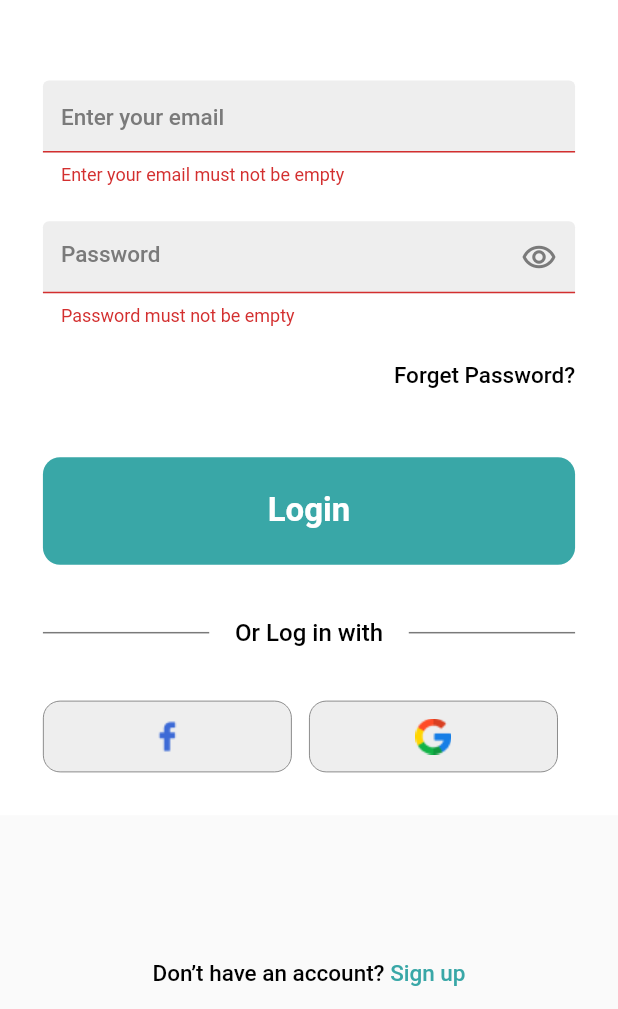
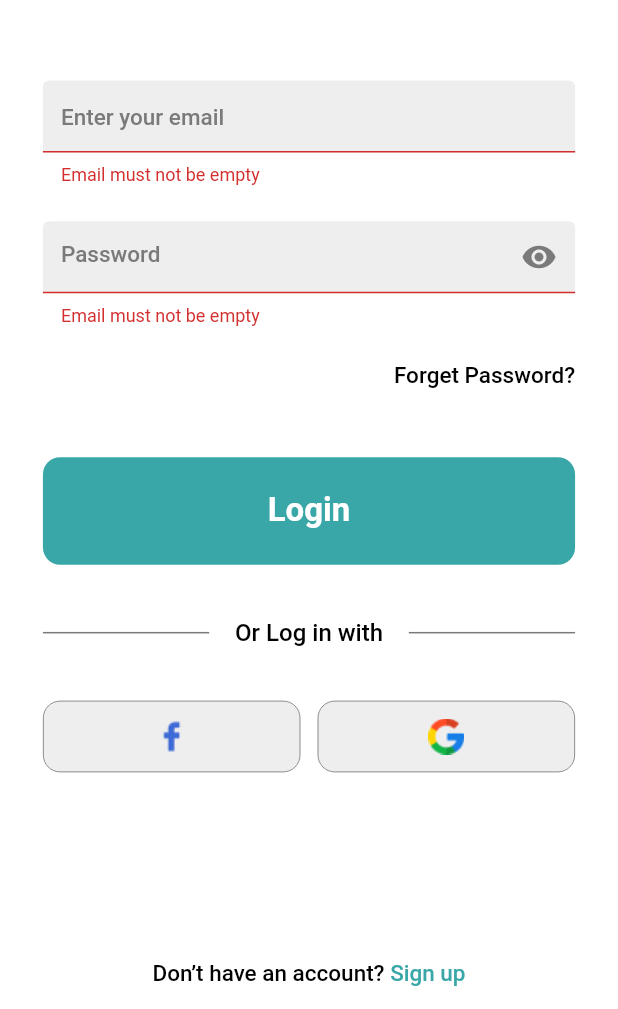
Before and after one commit to Euphoria-Team-Nutri-Mind-App-Website/NutriMind_Flutter, a Flutter app: the PatientLoginScreen screen opened by its route, after a tap on "Login", on a phone screen of 412 x 824 dp, the part 227-1236 px from its top. Run offline on Flutter 3.47's test engine with Material 2 defaults, Android fonts, the light colour scheme and no system bars; our stand-ins replace animated_splash_screen, bloc, card_swiper, dropdown_button2, flutter_bloc, flutter_rating_bar and 5 more; missing offline and left inert: custom_clippers, flutter_verification_code; accounts and stored records are empty; Roboto replaces fonts that are missing (Poppins).

Commit message:
login updates

```diff
--- a/lib/modules/ui/Patient_screens/patient_auth_screens/patient_login_screen.dart
+++ b/lib/modules/ui/Patient_screens/patient_auth_screens/patient_login_screen.dart
@@ -7,7 +7,6 @@ import '../../../../shared/widgets/default_items.dart';
 import '../../../../shared/widgets/screens_widgets.dart';
 import '../../../blocs/auth_cubit/auth_cubit.dart';
 
-//email: rana5@gmail.com  , password: 987654321
 class PatientLoginScreen extends StatefulWidget {
   const PatientLoginScreen({Key? key}) : super(key: key);
 
@@ -18,28 +17,35 @@ class PatientLoginScreen extends StatefulWidget {
 class _PatientLoginScreenState extends State<PatientLoginScreen> {
   final emailController = TextEditingController();
   final passwordController = TextEditingController();
-  final formKey =GlobalKey<FormState>();
+  final formKey = GlobalKey<FormState>();
+  bool obscureText = false;
 
   @override
   Widget build(BuildContext context) {
     return Scaffold(
-      appBar: MyAppBar(backPage: 'ContinueScreen',),
+      appBar: MyAppBar(
+        backPage: 'ContinueScreen',
+      ),
       body: SingleChildScrollView(
         child: BlocConsumer<AuthCubit, AuthState>(
-          listener: (context ,state){
+          listener: (context, state) {
             if (state is LoginSuccessState) {
               Navigator.pushNamed(context, 'PatientNavBarScreen');
             } else if (state is LoginFailedState) {
-              ScaffoldMessenger.of(context).showSnackBar(SnackBar(content:
-              Container(
-                alignment: Alignment.center,
-                height: 50,
-                child: Text(state.message),
-              )
-              ));
+              showDialog(
+                context: context,
+                builder: (context) => AlertDialog(
+                  content: Text(
+                    state.message,
+                    style:
+                        AppTextStyle().greyText.copyWith(color: MyColors.white),
+                  ),
+                  backgroundColor: MyColors.darkBlue,
+                ),
+              );
             }
           },
-          builder: (context, state){
+          builder: (context, state) {
             return Container(
               padding: EdgeInsets.all(25.sp),
               color: MyColors.white,
@@ -51,7 +57,9 @@ class _PatientLoginScreenState extends State<PatientLoginScreen> {
                   children: [
                     Text(
                       "Welcome To",
-                      style:AppTextStyle().textInAppBar.copyWith(fontWeight:FontWeight.w500),
+                      style: AppTextStyle()
+                          .textInAppBar
+                          .copyWith(fontWeight: FontWeight.w500),
                     ),
                     SizedBox(
                       height: 7.h,
@@ -70,7 +78,15 @@ class _PatientLoginScreenState extends State<PatientLoginScreen> {
                         hintText: 'Enter your email',
                         obscureText: false,
                         textType: TextInputType.emailAddress,
-                    ),
+                        validator: (val) {
+                          if (val.isEmpty) {
+                            return "Email must not be empty";
+                          } else if (!val.contains("@") || !val.contains(".")) {
+                            return "Enter a valid email";
+                          } else {
+                            return null;
+                          }
+                        }),
                     SizedBox(
                       height: 20.h,
                     ),
@@ -78,9 +94,21 @@ class _PatientLoginScreenState extends State<PatientLoginScreen> {
                       controller: passwordController,
                       textType: TextInputType.number,
                       hintText: 'Password',
-                      obscureText: false,
-                      suffixIcon:
-                      const Icon(Icons.remove_red_eye_outlined, color: MyColors.grey),
+                      obscureText: obscureText,
+                      suffixIcon: IconButton(
+                        icon: Icon(obscureText ? Icons.visibility_off : Icons.visibility),
+                        color: MyColors.grey,
+                        onPressed: () {setState(() {obscureText = !obscureText;});},
+                      ),
+                      validator: (val) {
+                          if (val.isEmpty) {
+                            return "Email must not be empty";
+                          } else if (val.length < 7) {
+                            return "Password must be more than 6 numbers";
+                          } else {
+                            return null;
+                          }
+                        }
                         ),
                     SizedBox(
                       height: 20.h,
@@ -89,12 +117,12 @@ class _PatientLoginScreenState extends State<PatientLoginScreen> {
                       mainAxisAlignment: MainAxisAlignment.end,
                       children: [
                         InkWell(
-                          onTap: () =>
-                            Navigator.pushNamed(context,'PatientForgetPassword'),
-                          child: Text(
-                              "Forget Password?",
-                              style: AppTextStyle().greyText.copyWith(color: MyColors.black)
-                          ),
+                          onTap: () => Navigator.pushNamed(
+                              context, 'PatientForgetPassword'),
+                          child: Text("Forget Password?",
+                              style: AppTextStyle()
+                                  .greyText
+                                  .copyWith(color: MyColors.black)),
                         ),
                       ],
                     ),
@@ -103,13 +131,11 @@ class _PatientLoginScreenState extends State<PatientLoginScreen> {
                     ),
                     InkWell(
                       onTap: () {
-                        if (formKey.currentState!.validate()== true) {
+                        if (formKey.currentState!.validate() == true) {
                           BlocProvider.of<AuthCubit>(context).login(
                               email: emailController.text,
-                              password: passwordController.text
-                          );
+                              password: passwordController.text);
                         }
-                        //Navigator.pushNamed(context, 'PatientSetTallScreen');
                       },
                       child: Container(
                         width: double.infinity,
@@ -123,8 +149,7 @@ class _PatientLoginScreenState extends State<PatientLoginScreen> {
                               state is LoginLoadingState
                                   ? "loading....."
                                   : "Login",
-                              style:AppTextStyle().textBlueButton
-                          ),
+                              style: AppTextStyle().textBlueButton),
                         ),
                       ),
                     ),
@@ -141,10 +166,9 @@ class _PatientLoginScreenState extends State<PatientLoginScreen> {
                         SizedBox(
                           width: 15.w,
                         ),
-                        Text(
-                            "Or Log in with",
-                            style: AppTextStyle().greyText.copyWith(color: MyColors.black,fontSize: 14.sp)
-                        ),
+                        Text("Or Log in with",
+                            style: AppTextStyle().greyText.copyWith(
+                                color: MyColors.black, fontSize: 14.sp)),
                         SizedBox(
                           width: 15.w,
                         ),
@@ -160,26 +184,27 @@ class _PatientLoginScreenState extends State<PatientLoginScreen> {
                     ),
                     Row(
                       children: [
-                        const MySmallButton(imageAsset: "assets/images/face.png"),
+                        const MySmallButton(
+                            imageAsset: "assets/images/face.png"),
                         SizedBox(
                           width: 10.w,
                         ),
-                        const MySmallButton(imageAsset: "assets/images/google.png"),
+                        const MySmallButton(
+                            imageAsset: "assets/images/google.png"),
+                      ],
+                    ),
                     SizedBox(
-                          width: 10.w,
-                        ),
-                      ],
+                      height: 90.h,
                     ),
                   ],
                 ),
               ),
             );
           },
-        )
+        ),
       ),
       bottomNavigationBar: BottomAppBar(
         height: 40.h,
-        color: Colors.transparent,
         elevation: 0.sp,
         child: const MyTextGroup(
             staticText: "Don’t have an account?",
--- a/lib/shared/widgets/screens_widgets.dart
+++ b/lib/shared/widgets/screens_widgets.dart
@@ -28,13 +28,7 @@ class MyTextField extends StatelessWidget {
       keyboardType: textType,
       controller: controller,
       obscureText: obscureText,
-      validator: (input) {
-        if (controller.text.isEmpty) {
-          return '$hintText must not be empty';
-        } else {
-          return null;
-        }
-      },
+      validator:validator,
       decoration: InputDecoration(
         enabledBorder: OutlineInputBorder(
             borderSide: const BorderSide(color: MyColors.darkBlue),
```
Also changed, not shown: lib/modules/ui/Patient_screens/patient_auth_screens/patient_sign_up_screen.dart (+7 -6 lines). Lines whose indentation alone changed are shown as unchanged.
